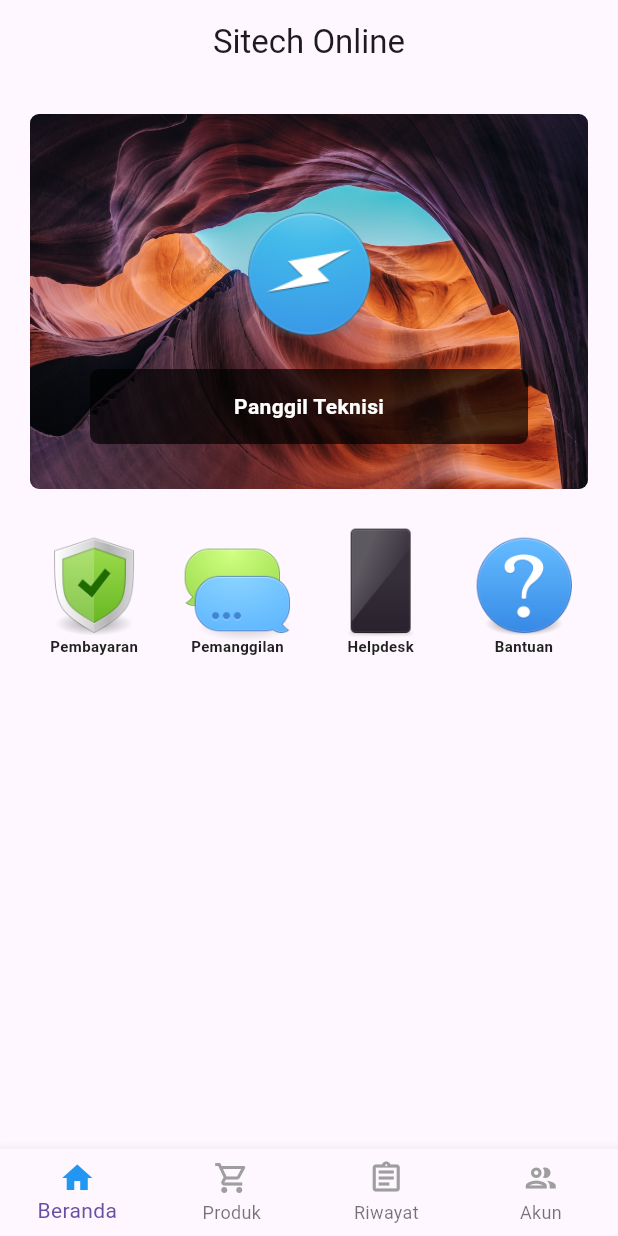
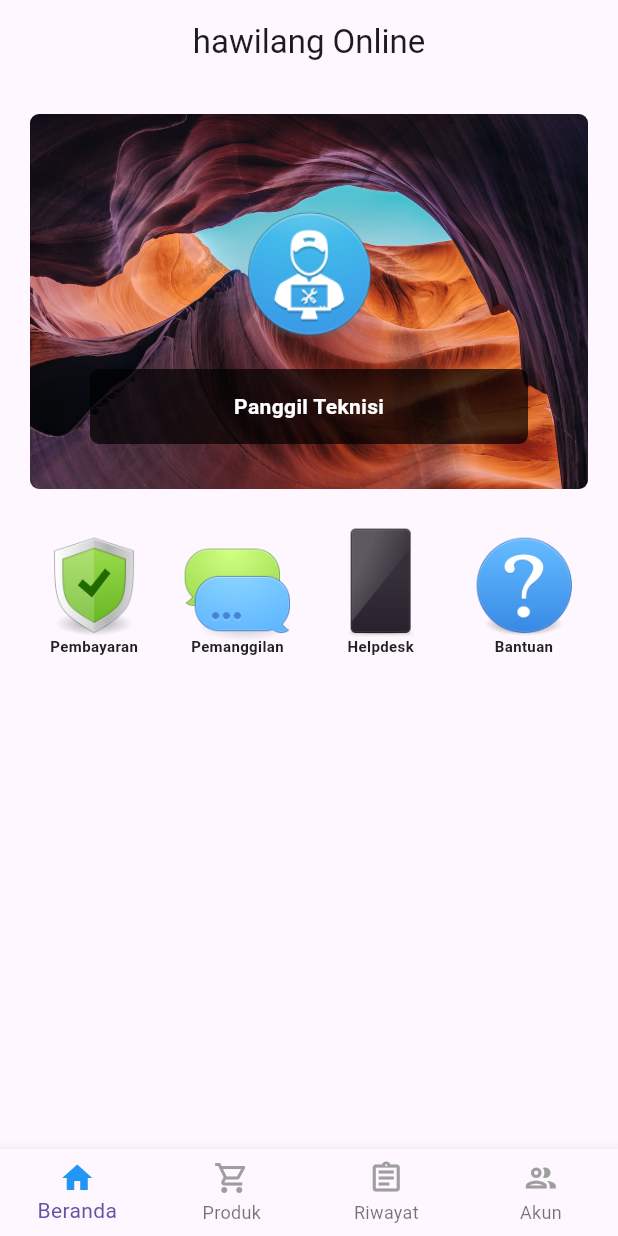
Before and after one commit to hagiwidyatama/Secret-teknisionline, a Flutter app: the screen it shows after launch, on a phone screen of 412 x 824 dp. Run offline on Flutter 3.47's test engine with Material 3 defaults, Android fonts, the phone set to English and light mode, and no system bars; our stand-ins replace supabase_flutter; accounts and stored records are empty.

Commit message:
Rollback to Hawilang

```diff
--- a/lib/main.dart
+++ b/lib/main.dart
@@ -6,17 +6,25 @@ import 'dart:convert';
 // import this to easily send HTTP request
 import 'package:http/http.dart' as http;
 
-void main() {
-  runApp(const MyApp());
+import 'package:supabase_flutter/supabase_flutter.dart';
+
+
+Future<void> main() async {
+  WidgetsFlutterBinding.ensureInitialized();
+  await Supabase.initialize(
+    url: 'https://pfdwgnsjljkpexdsbeay.supabase.co',
+    publishableKey: 'sb_publishable_EwXbauoWbVUGnt7HpzOz4w_tWpKO1Ki',
+  );
+  runApp(MyApp());
 }
 
 class MyApp extends StatelessWidget {
-  const MyApp({Key? key}) : super(key: key);
+  const MyApp({super.key});
 
   @override
   Widget build(BuildContext context) {
     return MaterialApp(
-      title: 'Sitech Online',
+      title: 'hawilang Online',
       theme: ThemeData(
         primarySwatch: Colors.blue,
       ),
@@ -30,7 +38,7 @@ class MyApp extends StatelessWidget {
 }
 
 class LauncherPage extends StatefulWidget {
-  const LauncherPage({Key? key}) : super(key: key);
+  const LauncherPage({super.key});
 
   @override
   State<LauncherPage> createState() => _LauncherPageState();
@@ -63,8 +71,8 @@ class _LauncherPageState extends State<LauncherPage> {
             child: Column(
                 mainAxisAlignment: MainAxisAlignment.center,
                 children: <Widget>[
-                  Image.asset("assets/sitechonline.png"),
-                  const Text('Sitech Online'),
+                  Image.asset("assets/hawilangonline.png"),
+                  const Text('hawilang Online'),
                 ]),
           )),
     ));
@@ -72,7 +80,7 @@ class _LauncherPageState extends State<LauncherPage> {
 }
 
 class LandingPage extends StatefulWidget {
-  const LandingPage({Key? key}) : super(key: key);
+  const LandingPage({super.key});
 
   @override
   State<LandingPage> createState() => _LandingPageState();
@@ -150,7 +158,7 @@ class _LandingPageState extends State<LandingPage> {
 }
 
 class Beranda extends StatefulWidget {
-  const Beranda({Key? key}) : super(key: key);
+  const Beranda({super.key});
 
   @override
   State<Beranda> createState() => _BerandaState();
@@ -162,7 +170,7 @@ class _BerandaState extends State<Beranda> {
     return Scaffold(
       appBar: AppBar(
         centerTitle: true,
-        title: const Text("Sitech Online"),
+        title: const Text("hawilang Online"),
       ),
       body: SafeArea(
         child: Container(
@@ -185,7 +193,7 @@ class _BerandaState extends State<Beranda> {
                     mainAxisAlignment: MainAxisAlignment.end,
                     children: <Widget>[
                       Image.asset(
-                        "assets/sitechonline.png",
+                        "assets/hawilangonline.png",
                         height: 100,
                       ),
                       const SizedBox(
@@ -361,7 +369,7 @@ class _BerandaState extends State<Beranda> {
 }
 
 class Produk extends StatefulWidget {
-  const Produk({Key? key}) : super(key: key);
+  const Produk({super.key});
 
   @override
   State<Produk> createState() => _ProdukState();
@@ -694,7 +702,7 @@ class _ProdukState extends State<Produk> {
 }
 
 class Riwayat extends StatefulWidget {
-  const Riwayat({Key? key}) : super(key: key);
+  const Riwayat({super.key});
 
   @override
   State<Riwayat> createState() => _RiwayatState();
@@ -747,7 +755,7 @@ class _RiwayatState extends State<Riwayat> {
                           child: ListTile(
                             contentPadding: const EdgeInsets.all(10),
                             leading: const Image(
-                                image: AssetImage("assets/sitechonline.png")),
+                                image: AssetImage("assets/hawilangonline.png")),
                             title: Text(snapshot.data![index]['title']),
                             subtitle: Text(snapshot.data![index]['body']),
                           ),
@@ -760,7 +768,7 @@ class _RiwayatState extends State<Riwayat> {
 }
 
 class Akun extends StatefulWidget {
-  const Akun({Key? key}) : super(key: key);
+  const Akun({super.key});
 
   @override
   State<Akun> createState() => _AkunState();
@@ -786,7 +794,7 @@ class _AkunState extends State<Akun> {
 }
 
 class OrderPage extends StatefulWidget {
-  const OrderPage({Key? key}) : super(key: key);
+  const OrderPage({super.key});
 
   @override
   State<OrderPage> createState() => _OrderPageState();
@@ -1087,7 +1095,7 @@ class _OrderPageState extends State<OrderPage> {
 }
 
 class PembayaranPage extends StatefulWidget {
-  const PembayaranPage({Key? key}) : super(key: key);
+  const PembayaranPage({super.key});
 
   @override
   State<PembayaranPage> createState() => _PembayaranPageState();
@@ -1174,7 +1182,7 @@ class _PembayaranPageState extends State<PembayaranPage> {
                                               AssetImage("assets/logodana.png"),
                                           height: 10),
                                       title: Text(
-                                          "Nomor DANA Sitech Online : 080000000000"),
+                                          "Nomor DANA hawilang Online : 080000000000"),
                                     ),
                                   ),
                                 ] else if (dropdownValue1 == "Gopay") ...[
@@ -1185,7 +1193,7 @@ class _PembayaranPageState extends State<PembayaranPage> {
                                               "assets/logogopay.png"),
                                           height: 10),
                                       title: Text(
-                                          "Nomor Gopay Sitech Online : 080000000000"),
+                                          "Nomor Gopay hawilang Online : 080000000000"),
                                     ),
                                   ),
                                 ] else if (dropdownValue1 == "LinkAja") ...[
@@ -1196,7 +1204,7 @@ class _PembayaranPageState extends State<PembayaranPage> {
                                               "assets/logolinkaja.png"),
                                           height: 20),
                                       title: Text(
-                                          "Nomor LinkAja Sitech Online : 080000000000"),
+                                          "Nomor LinkAja hawilang Online : 080000000000"),
                                     ),
                                   ),
                                 ] else if (dropdownValue1 == "OVO") ...[
@@ -1207,7 +1215,7 @@ class _PembayaranPageState extends State<PembayaranPage> {
                                               AssetImage("assets/logoovo.png"),
                                           height: 10),
                                       title: Text(
-                                          "Nomor OVO Sitech Online : 080000000000"),
+                                          "Nomor OVO hawilang Online : 080000000000"),
                                     ),
                                   ),
                                 ] else
@@ -1237,7 +1245,7 @@ class _PembayaranPageState extends State<PembayaranPage> {
 }
 
 class HelpdeskPage extends StatefulWidget {
-  const HelpdeskPage({Key? key}) : super(key: key);
+  const HelpdeskPage({super.key});
 
   @override
   State<HelpdeskPage> createState() => _HelpdeskPageState();
@@ -1249,6 +1257,10 @@ class _HelpdeskPageState extends State<HelpdeskPage> {
   final TextEditingController _controller = TextEditingController();
   final ScrollController _scrollcontroller = ScrollController();
 
+  final _loadData = Supabase.instance.client
+      .from('helpdesk')
+      .select();
+/*
   Future<List> _loadData() async {
     List posts = [];
     try {
@@ -1260,6 +1272,7 @@ class _HelpdeskPageState extends State<HelpdeskPage> {
         "Cache-Control": "no-cache"
       });
       posts = json.decode(response.body);
+
 
 // TO-DO
 /*
@@ -1267,7 +1280,7 @@ class _HelpdeskPageState extends State<HelpdeskPage> {
       ioc.badCertificateCallback =
           (X509Certificate cert, String host, int port) => true;
       final httpx = IOClient(ioc);
-      const api = 'http://sitech.0fees.us/helpdesk.php';
+      const api = 'http://hawilang.0fees.us/helpdesk.php';
       final http.Response response = await httpx.get(Uri.parse(api), headers: {
         "Content-Type": "application/json",
         "Cache-Control": "no-cache"
@@ -1295,7 +1308,7 @@ class _HelpdeskPageState extends State<HelpdeskPage> {
     }
 
     return posts;
-  }
+  }*/
 
   Future<http.Response> _kirimData(String pesan) {
     var resBody = {};
@@ -1346,19 +1359,24 @@ class _HelpdeskPageState extends State<HelpdeskPage> {
 
     var futureWithTheLoop = () async {
       while (flag) {
+        //pesanupdated.length;
+        //count++;
+        //print("going on: $count");
         if (isJSON(snapshot.toString())) {
           if (tmpsnapshot == snapshot) {
-            _loadData();
-          } else if (tmpsnapshot != snapshot) {
-            _loadData().then((value) {
-              Map<String, dynamic> map = jsonDecode(value.toString());
-//              if (map[map.length]["pesan"] == str) {
-              if (map["pesan"] == str) {
-                if (isJSON(value.toString())) {
-                  if (tmpsnapshot != snapshot) {
-                    flag = false;
-                    //_scrollDown();
-                  }
+            await _loadData;
+          } else {
+            await _loadData.then((value) {
+              if (isJSON(snapshot.toString())) {
+                if (tmpsnapshot == snapshot) {
+                  //print("tes");
+
+                  //Map<String, dynamic> pesanupdated =
+                  //  jsonDecode(snapshot.toString());
+
+                  //print(pesanupdated[pesanupdated.length].toString());
+
+                  _scrollDown().then((value) => flag = false);
                 }
               }
             });
@@ -1384,7 +1402,7 @@ class _HelpdeskPageState extends State<HelpdeskPage> {
                 setState(() {
                   //_showToast(context, "Loading");
                   snapshot = [];
-                  _loadData();
+                  _loadData;
                   _scrollDown();
                 });
               },
@@ -1395,7 +1413,7 @@ class _HelpdeskPageState extends State<HelpdeskPage> {
           children: <Widget>[
             Expanded(
               child: FutureBuilder(
-                  future: _loadData(),
+                  future: _loadData,
                   builder: (BuildContext ctx, AsyncSnapshot snapshot) =>
                       snapshot.hasData
                           ? ListView.builder(
@@ -1410,7 +1428,7 @@ class _HelpdeskPageState extends State<HelpdeskPage> {
                                                   ['idprofil'] ==
                                               "1"
                                           ? const AssetImage(
-                                              "assets/sitechonline.png")
+                                              "assets/hawilangonline.png")
                                           : const AssetImage(
                                               "assets/user.png")),
                                   title:
@@ -1444,7 +1462,7 @@ class _HelpdeskPageState extends State<HelpdeskPage> {
 
                                     _looping(_controller.text.toString())
                                         .then((value) {
-                                      _loadData().then((value) {
+                                      _loadData.then((value) {
                                         _controller.clear();
                                         _scrollDown();
                                       });
@@ -1469,8 +1487,52 @@ class _HelpdeskPageState extends State<HelpdeskPage> {
   }
 }
 
+/*
+class _HelpdeskPageState extends State<HelpdeskPage> {
+  final ScrollController _scrollcontroller = ScrollController();
+  final _future = Supabase.instance.client
+      .from('helpdesk')
+      .select();
+  @override
+  Widget build(BuildContext context) {
+    return Scaffold(
+      body: FutureBuilder(
+                  future: _future,
+                  builder: (BuildContext ctx, AsyncSnapshot snapshot) =>
+                      snapshot.hasData
+                          ? ListView.builder(
+                              controller: _scrollcontroller,
+                              itemCount: snapshot.data!.length,
+                              itemBuilder: (BuildContext context, index) =>
+                                  Card(
+                                child: ListTile(
+                                  contentPadding: const EdgeInsets.all(10),
+                                  leading: Image(
+                                      image: snapshot.data![index]
+                                                  ['idprofil'] ==
+                                              "1"
+                                          ? const AssetImage(
+                                              "assets/hawilangonline.png")
+                                          : const AssetImage(
+                                              "assets/user.png")),
+                                  title:
+                                      snapshot.data![index]['idprofil'] == "1"
+                                          ? const Text("Admin")
+                                          : const Text("Guest"),
+                                  subtitle:
+                                      Text(snapshot.data![index]['pesan']),
+                                ),
+                              ),
+                            )
+                          : const Center(
+                              child: CircularProgressIndicator(),
+                            )),
+    );
+  }
+}*/
+
 class BantuanPage extends StatefulWidget {
-  const BantuanPage({Key? key}) : super(key: key);
+  const BantuanPage({super.key});
 
   @override
   State<BantuanPage> createState() => _BantuanPageState();
```
Also changed, not shown: pubspec.yaml (+4 -3 lines), assets/hawilangonline.png (added), pubspec.lock, 16 other files.
